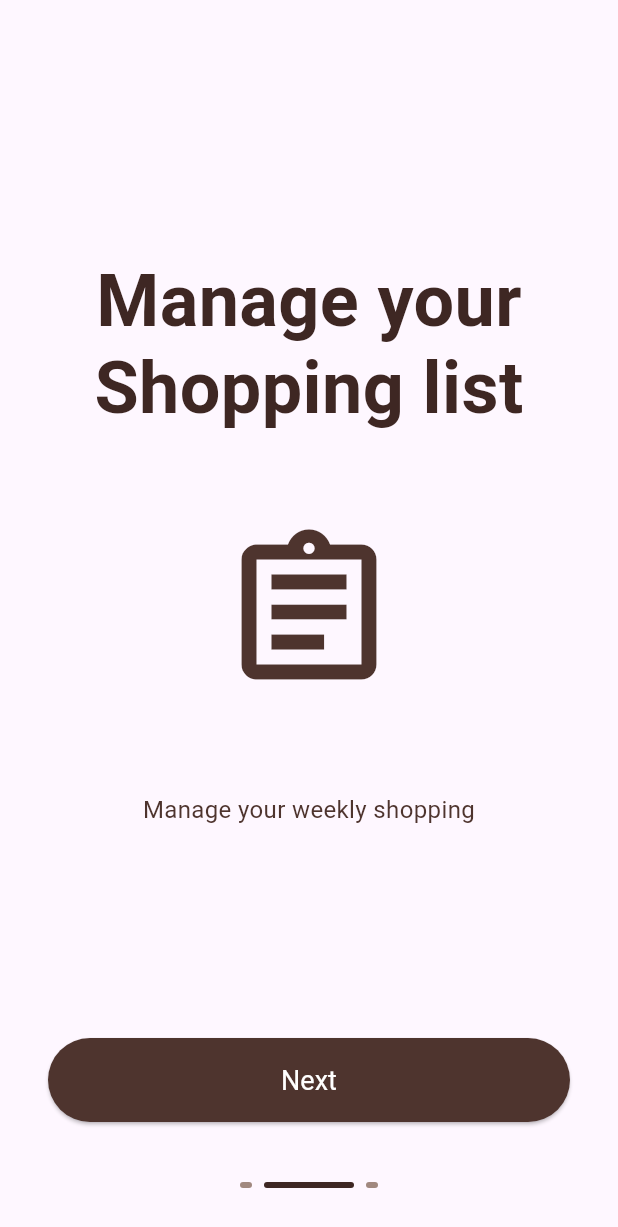
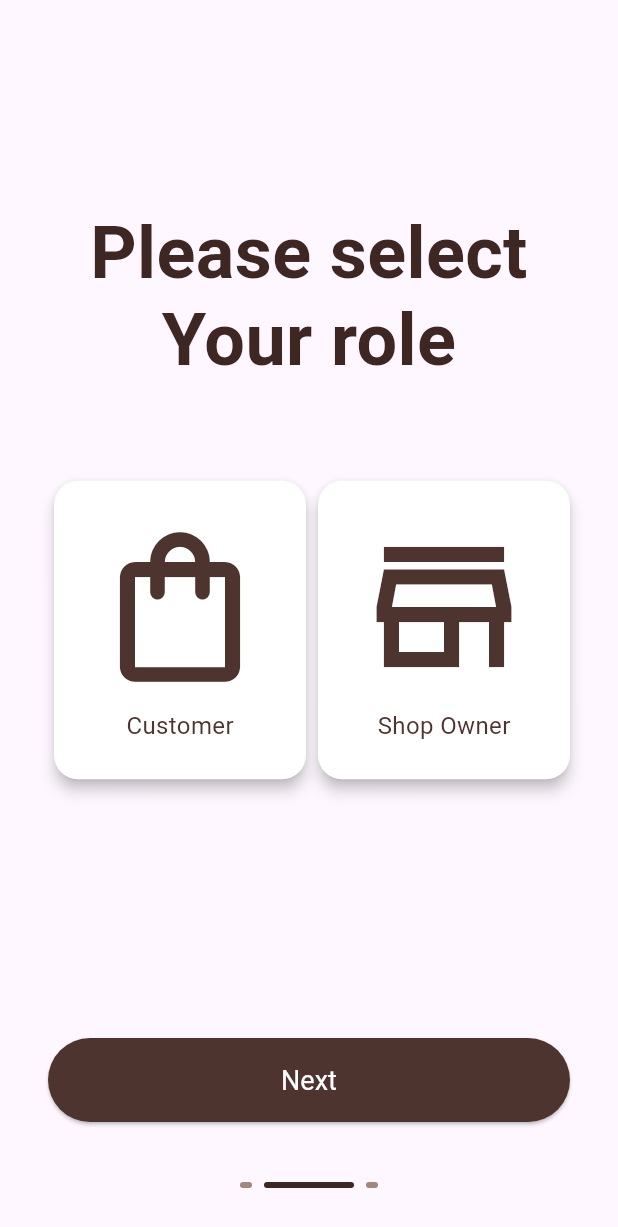
Before and after one commit to CodeFFun/resub, a Flutter app: the SecondOnboardingScreen screen opened directly, on a phone screen of 412 x 824 dp. Shown: the top 1227 px of the screen. Run offline on Flutter 3.47's test engine with Material 3 defaults, Android fonts, the phone set to English and light mode, and no system bars.

Commit message:
Select role in onboarding screen

```diff
--- a/lib/common/my_snackbar.dart
+++ b/lib/common/my_snackbar.dart
@@ -7,10 +7,12 @@ showMySnackBar({
 }) {
   ScaffoldMessenger.of(context).showSnackBar(
     SnackBar(
-      content: Text(message, style: TextStyle(fontSize: 23)),
-      behavior: SnackBarBehavior.floating,
+      content: Text(message, style: TextStyle(fontSize: 12)),
       backgroundColor: color ?? Colors.green,
       duration: Duration(seconds: 2),
+      // width: 200,
+      behavior: SnackBarBehavior.floating,
+      // margin: EdgeInsets.only(top: 20, right: 20, left: 200),
     ),
   );
 }
--- a/lib/screen/second_onboarding_screen.dart
+++ b/lib/screen/second_onboarding_screen.dart
@@ -1,8 +1,15 @@
 import 'package:flutter/material.dart';
 import 'package:resub/screen/third_onboarding_screen.dart';
 
-class SecondOnboardingScreen extends StatelessWidget {
+class SecondOnboardingScreen extends StatefulWidget {
   const SecondOnboardingScreen({super.key});
+
+  @override
+  State<SecondOnboardingScreen> createState() => _SecondOnboardingScreenState();
+}
+
+class _SecondOnboardingScreenState extends State<SecondOnboardingScreen> {
+  String? selectedRole;
 
   @override
   Widget build(BuildContext context) {
@@ -15,7 +22,7 @@ class SecondOnboardingScreen extends StatelessWidget {
             children: [
               const Spacer(),
               Text(
-                'Manage your\nShopping list',
+                'Please select\nYour role',
                 style: TextStyle(
                   fontSize: 48,
                   fontWeight: FontWeight.bold,
@@ -26,21 +33,105 @@ class SecondOnboardingScreen extends StatelessWidget {
               ),
               const SizedBox(height: 60),
               // Clipboard icon
+              Row(
+                mainAxisAlignment: MainAxisAlignment.center,
+                children: [
+                  InkWell(
+                    onTap: () {
+                      setState(() {
+                        selectedRole = 'Customer';
+                      });
+                    },
+                    child: Card(
+                      color: (selectedRole == 'Customer')
+                          ? Colors.lightGreen.shade100
+                          : Colors.white,
+                      shape: RoundedRectangleBorder(
+                        borderRadius: BorderRadius.circular(16),
+                        side: BorderSide(
+                          color: (selectedRole == 'Customer')
+                              ? Colors.green
+                              : Colors.transparent,
+                          width: 2,
+                        ),
+                      ),
+                      elevation: 4,
+                      child: Padding(
+                        padding: const EdgeInsets.all(24.0),
+                        child: Column(
+                          children: [
                             Icon(
-                Icons.assignment_outlined,
+                              Icons.shopping_bag_outlined,
                               size: 120,
                               color: Colors.brown[800],
                             ),
-              const SizedBox(height: 60),
+                            SizedBox(height: 8),
                             Text(
-                'Manage your weekly shopping',
+                              'Customer',
                               style: TextStyle(
                                 fontSize: 16,
                                 color: Colors.brown[800],
-                  height: 1.5,
                               ),
-                textAlign: TextAlign.center,
                             ),
+                          ],
+                        ),
+                      ),
+                    ),
+                  ),
+                  InkWell(
+                    onTap: () {
+                      setState(() {
+                        selectedRole = 'Shop Owner';
+                      });
+                    },
+                    child: Card(
+                      color: (selectedRole == 'Shop Owner')
+                          ? Colors.lightGreen.shade100
+                          : Colors.white,
+                      shape: RoundedRectangleBorder(
+                        borderRadius: BorderRadius.circular(16),
+                        side: BorderSide(
+                          color: (selectedRole == 'Shop Owner')
+                              ? Colors.green
+                              : Colors.transparent,
+                          width: 2,
+                        ),
+                      ),
+                      elevation: 4,
+                      child: Padding(
+                        padding: const EdgeInsets.all(24.0),
+                        child: Column(
+                          children: [
+                            Icon(
+                              Icons.store_mall_directory_outlined,
+                              size: 120,
+                              color: Colors.brown[800],
+                            ),
+                            SizedBox(height: 8),
+                            Text(
+                              'Shop Owner',
+                              style: TextStyle(
+                                fontSize: 16,
+                                color: Colors.brown[800],
+                              ),
+                            ),
+                          ],
+                        ),
+                      ),
+                    ),
+                  ),
+                ],
+              ),
+              const SizedBox(height: 60),
+              // Text(
+              //   'Manage your weekly shopping',
+              //   style: TextStyle(
+              //     fontSize: 16,
+              //     color: Colors.brown[800],
+              //     height: 1.5,
+              //   ),
+              //   textAlign: TextAlign.center,
+              // ),
               const Spacer(),
               SizedBox(
                 width: double.infinity,
--- a/lib/screen/signup_screen.dart
+++ b/lib/screen/signup_screen.dart
@@ -1,6 +1,7 @@
 import 'package:flutter/material.dart';
 import 'package:resub/common/my_snackbar.dart';
-import 'package:resub/screen/home_screen.dart';
+import 'package:resub/screen/first_onboarding_screen.dart';
+// import 'package:resub/screen/home_screen.dart';
 import 'package:resub/screen/login_screen.dart';
 import 'package:resub/widgets/my_button.dart';
 import 'package:resub/widgets/my_input_form_field.dart';
@@ -78,7 +79,9 @@ class SignupScreen extends StatelessWidget {
                         );
                         Navigator.push(
                           context,
-                          MaterialPageRoute(builder: (context) => HomeScreen()),
+                          MaterialPageRoute(
+                            builder: (context) => FirstOnboardingScreen(),
+                          ),
                         );
                       }
                     },
--- a/lib/screen/splash_screen.dart
+++ b/lib/screen/splash_screen.dart
@@ -1,7 +1,8 @@
 import 'dart:async';
 
 import 'package:flutter/material.dart';
-import 'package:resub/screen/first_onboarding_screen.dart';
+// import 'package:resub/screen/first_onboarding_screen.dart';
+import 'package:resub/screen/signup_screen.dart';
 
 class SplashScreen extends StatefulWidget {
   const SplashScreen({super.key});
@@ -18,7 +19,7 @@ class _SplashScreenState extends State<SplashScreen> {
     Timer(Duration(seconds: 3), () {
       Navigator.pushReplacement(
         context,
-        MaterialPageRoute(builder: (context) => FirstOnboardingScreen()),
+        MaterialPageRoute(builder: (context) => SignupScreen()),
       );
     });
   }
--- a/lib/screen/third_onboarding_screen.dart
+++ b/lib/screen/third_onboarding_screen.dart
@@ -1,5 +1,5 @@
 import 'package:flutter/material.dart';
-import 'package:resub/screen/signup_screen.dart';
+import 'package:resub/screen/home_screen.dart';
 
 class ThirdOnboardingScreen extends StatelessWidget {
   const ThirdOnboardingScreen({super.key});
@@ -66,7 +66,7 @@ class ThirdOnboardingScreen extends StatelessWidget {
                   onPressed: () {
                     Navigator.push(
                       context,
-                      MaterialPageRoute(builder: (context) => SignupScreen()),
+                      MaterialPageRoute(builder: (context) => HomeScreen()),
                     );
                   },
                   style: ElevatedButton.styleFrom(
```
Lines whose indentation alone changed are shown as unchanged.
